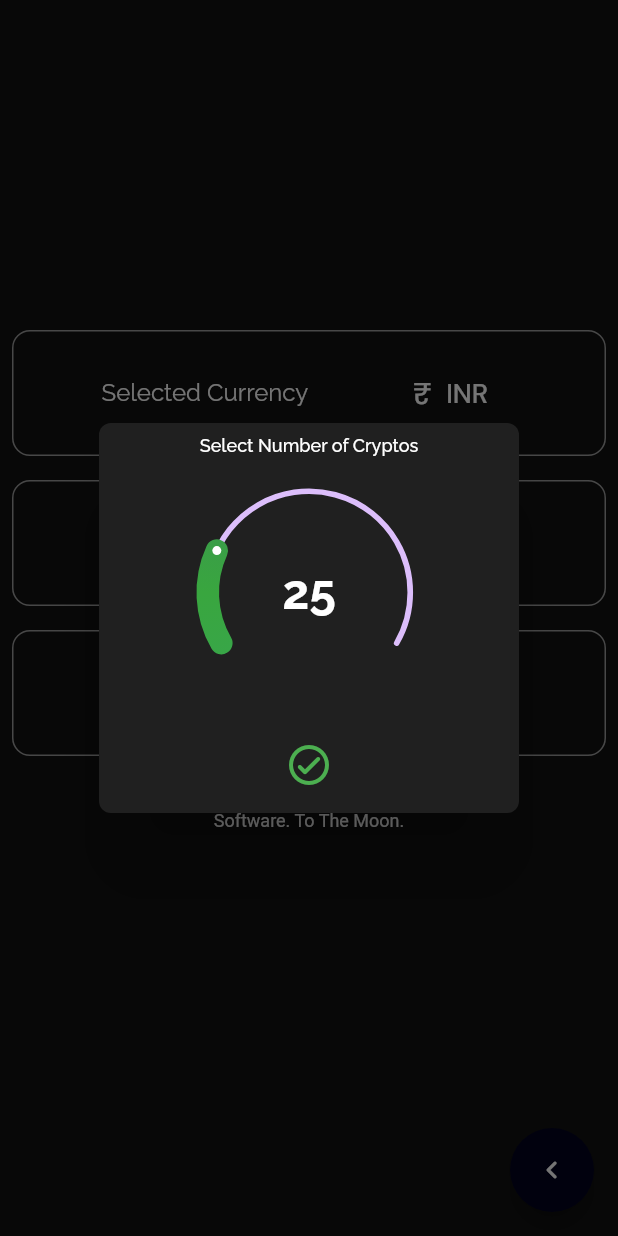
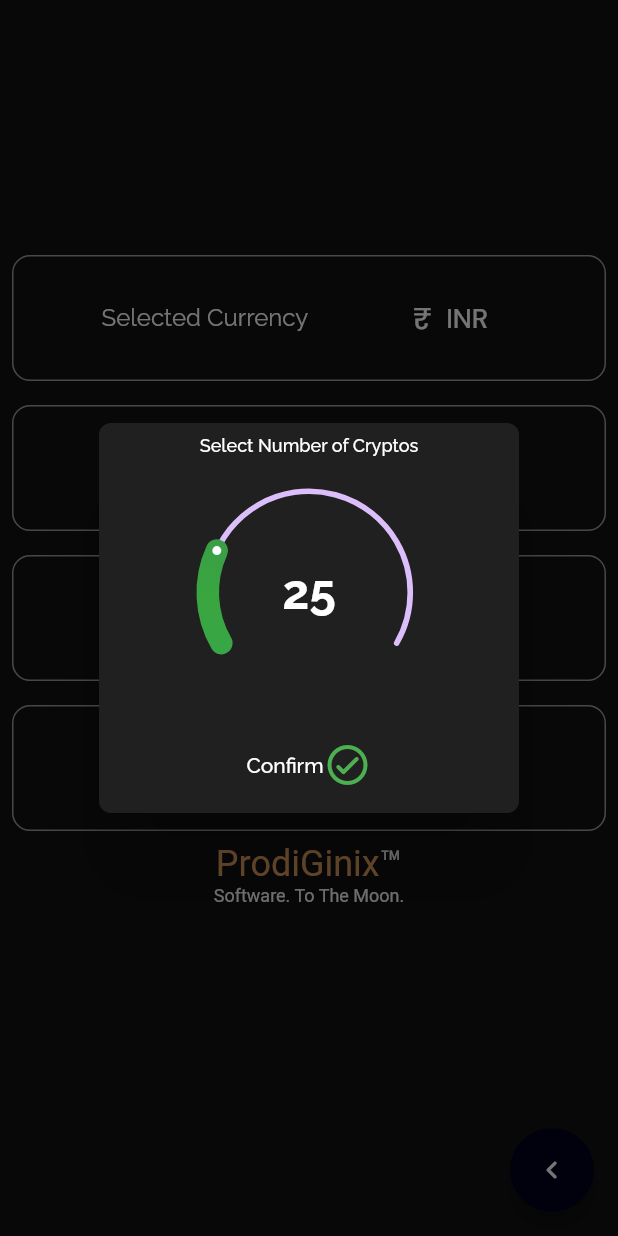
Before and after one commit to gautam7-github/CryptoGet_2, a Flutter app: the SettingsScreen screen opened directly, after a tap on "25", on a phone screen of 412 x 824 dp. Run offline on Flutter 3.47's test engine with Material 2 defaults, Android fonts, the phone set to English and light mode, and no system bars; drawn by our look-alikes of sleek_circular_slider; our stand-ins replace get, get_storage, google_fonts, url_strategy; missing offline and left inert: currency_picker; accounts and stored records are empty; network calls fail; Roboto replaces fonts that are missing (Antic, Limelight).

Commit message:
updated UI

```diff
--- a/crypto_tracker_app/lib/main.dart
+++ b/crypto_tracker_app/lib/main.dart
@@ -2,12 +2,14 @@ import 'package:crypto_tracker_app/src/screens/welcomescreen.dart';
 import 'package:flutter/cupertino.dart';
 import 'package:flutter/material.dart';
 import 'package:get/get_navigation/get_navigation.dart';
+import 'package:get_storage/get_storage.dart';
 import 'package:url_strategy/url_strategy.dart';
 
-void main() {
+void main() async {
 // flutter run -d chrome --web-renderer html // to run the app
 // flutter build web --web-renderer html --release // to generate a production build
   setPathUrlStrategy();
+  await GetStorage.init();
   runApp(CryptoApp());
 }
 
--- a/crypto_tracker_app/lib/src/model/settings.dart
+++ b/crypto_tracker_app/lib/src/model/settings.dart
@@ -1,5 +1,3 @@
-import 'package:intl/intl.dart';
-
 class Settings {
   String? currency = "INR";
   String? symbol = "₹";
@@ -12,9 +10,8 @@ class Settings {
     'volume_asc': 'Volume Asce',
     'gecko_desc': 'Curated',
   };
-
-  NumberFormat numberFormatter = NumberFormat.decimalPattern('hi');
 }
+// https://api.coingecko.com/api/v3/simple/price?ids=bitcoin&vs_currencies=inr
 
 // market_cap_desc, gecko_desc, gecko_asc, market_cap_asc, market_cap_desc, volume_asc, volume_desc
 Settings settingService = Settings();
--- a/crypto_tracker_app/lib/src/screens/portfolioscreen.dart
+++ b/crypto_tracker_app/lib/src/screens/portfolioscreen.dart
@@ -16,7 +16,7 @@ class _portfolioScreenState extends State<portfolioScreen> {
       body: SafeArea(
         child: Center(
           child: Text(
-            "Dubara check krr, pakka nhi hogi...",
+            "+ Click to Add",
             style: GoogleFonts.raleway(
               textStyle: TextStyle(
                 color: Colors.white,
--- a/crypto_tracker_app/lib/src/screens/settingscreen.dart
+++ b/crypto_tracker_app/lib/src/screens/settingscreen.dart
@@ -8,6 +8,7 @@ import 'package:flutter/cupertino.dart';
 import 'package:flutter/services.dart';
 import 'package:get/get.dart';
 import 'package:google_fonts/google_fonts.dart';
+import 'package:flutter/foundation.dart' show kIsWeb;
 import 'package:sleek_circular_slider/sleek_circular_slider.dart';
 
 class SettingsScreen extends StatefulWidget {
@@ -53,6 +54,37 @@ class _SettingsScreenState extends State<SettingsScreen> {
                 ),
                 portfolioBtn(
                   context,
+                ),
+                Container(
+                  margin: EdgeInsets.all(8),
+                  padding: EdgeInsets.all(8),
+                  decoration: BoxDecoration(
+                    color: Color(0xFF121212),
+                    border: Border.all(color: Colors.grey),
+                    borderRadius: BorderRadius.all(
+                      Radius.circular(12),
+                    ),
+                  ),
+                  height: MediaQuery.of(context).size.height / 7,
+                  width: MediaQuery.of(context).size.width,
+                  child: Center(
+                    child: MaterialButton(
+                      highlightColor: Colors.transparent,
+                      splashColor: Colors.transparent,
+                      onPressed: () {
+                        HapticFeedback.vibrate();
+                      },
+                      child: Text(
+                        "Recommendations",
+                        style: GoogleFonts.raleway(
+                          textStyle: TextStyle(
+                            color: Colors.white,
+                            fontSize: 18,
+                          ),
+                        ),
+                      ),
+                    ),
+                  ),
                 ),
                 ProdiGinix(),
               ],
@@ -205,17 +237,32 @@ class _SettingsScreenState extends State<SettingsScreen> {
                     ),
                     title: "Select Number of Cryptos",
                     buttonColor: Colors.white,
-                    content: circSlider(),
+                    content: kIsWeb ? NumSlider() : circSlider(),
                     actions: [
-                      IconButton(
+                      MaterialButton(
                         onPressed: () {
                           Get.back();
                           setState(() {});
                         },
-                        icon: Icon(
-                          Icons.check_circle_outline_rounded,
-                          color: Colors.green,
-                          size: 32,
+                        splashColor: Colors.transparent,
+                        highlightColor: Colors.transparent,
+                        child: Row(
+                          mainAxisAlignment: MainAxisAlignment.center,
+                          children: [
+                            Text(
+                              "Confirm",
+                              style: GoogleFonts.raleway(
+                                textStyle: TextStyle(
+                                  color: Colors.white,
+                                ),
+                              ),
+                            ),
+                            Icon(
+                              Icons.check_circle_outline_rounded,
+                              color: Colors.green,
+                              size: kIsWeb ? 26 : 32,
+                            ),
+                          ],
                         ),
                       ),
                     ],
--- a/crypto_tracker_app/pubspec.yaml
+++ b/crypto_tracker_app/pubspec.yaml
@@ -20,8 +20,8 @@ dependencies:
   currency_picker: ^2.0.4
   google_fonts: ^2.1.0
   sleek_circular_slider: ^2.0.1
-  intl: ^0.17.0
   url_strategy: ^0.2.0
+  get_storage: ^2.0.3
 
 dev_dependencies:
   flutter_test:
```
Also changed, not shown: crypto_tracker_app/lib/src/screens/coincard.dart (+5 -3 lines), crypto_tracker_app/lib/src/screens/coinscreen.dart (+15 -2 lines), crypto_tracker_app/lib/src/screens/web-fullscreen.dart (+4 -4 lines), crypto_tracker_app/pubspec.lock, 3 other files.
